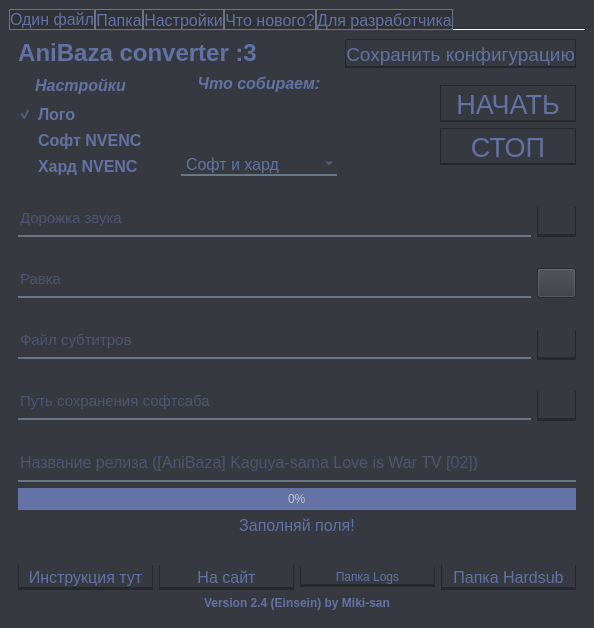
Above: UI/normUI2.ui from nikolaiianchuk/AniBaza_Converter before the change. Below: the same form after it.
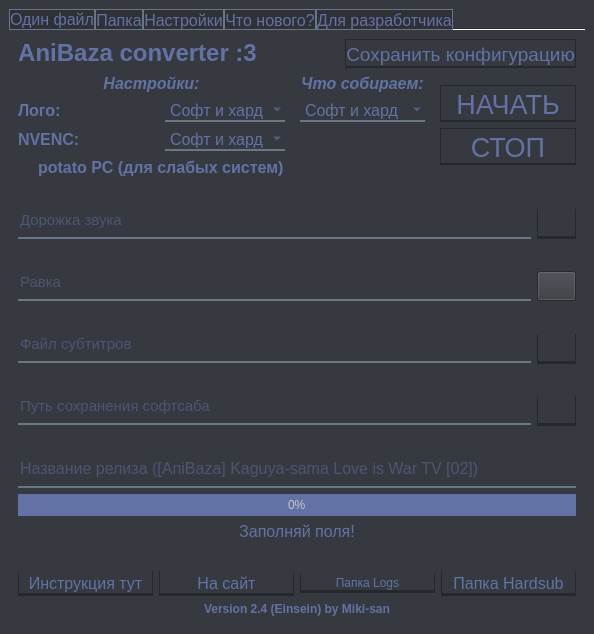
That is the form after the change. Icons and pictures are not drawn.

What changed in the file:
```diff
--- a/UI/normUI2.ui
+++ b/UI/normUI2.ui
@@ -7,7 +7,7 @@
     <x>0</x>
     <y>0</y>
     <width>584</width>
-    <height>628</height>
+    <height>634</height>
    </rect>
   </property>
   <property name="sizePolicy">
@@ -503,19 +503,6 @@
          <layout class="QHBoxLayout" name="render_control_Hlayout">
           <item>
            <layout class="QVBoxLayout" name="render_settings_Vlayout">
-            <item>
-             <spacer name="verticalSpacer_6">
-              <property name="orientation">
-               <enum>Qt::Vertical</enum>
-              </property>
-              <property name="sizeHint" stdset="0">
-               <size>
-                <width>20</width>
-                <height>40</height>
-               </size>
-              </property>
-             </spacer>
-            </item>
             <item>
              <widget class="QLabel" name="render_settings_label">
               <property name="sizePolicy">
@@ -540,7 +527,7 @@
 </string>
               </property>
               <property name="text">
-               <string>Настройки</string>
+               <string>Настройки:</string>
               </property>
               <property name="alignment">
                <set>Qt::AlignCenter</set>
@@ -548,7 +535,194 @@
              </widget>
             </item>
             <item>
-             <spacer name="verticalSpacer_20">
+             <layout class="QHBoxLayout" name="horizontalLayout">
+              <item>
+               <widget class="QLabel" name="logo_label">
+                <property name="font">
+                 <font>
+                  <family>Segoe UI</family>
+                  <pointsize>12</pointsize>
+                  <weight>75</weight>
+                  <bold>true</bold>
+                 </font>
+                </property>
+                <property name="styleSheet">
+                 <string notr="true">color: rgb(98, 114, 164);
+background-color: rgba(0, 0, 0, 0);
+border:none;
+</string>
+                </property>
+                <property name="text">
+                 <string>Лого:</string>
+                </property>
+               </widget>
+              </item>
+              <item>
+               <spacer name="horizontalSpacer_3">
+                <property name="orientation">
+                 <enum>Qt::Horizontal</enum>
+                </property>
+                <property name="sizeHint" stdset="0">
+                 <size>
+                  <width>40</width>
+                  <height>20</height>
+                 </size>
+                </property>
+               </spacer>
+              </item>
+              <item>
+               <widget class="QComboBox" name="logo_box">
+                <property name="sizePolicy">
+                 <sizepolicy hsizetype="Minimum" vsizetype="Fixed">
+                  <horstretch>0</horstretch>
+                  <verstretch>0</verstretch>
+                 </sizepolicy>
+                </property>
+                <property name="minimumSize">
+                 <size>
+                  <width>120</width>
+                  <height>0</height>
+                 </size>
+                </property>
+                <property name="font">
+                 <font>
+                  <family>Segoe UI</family>
+                  <pointsize>12</pointsize>
+                 </font>
+                </property>
+                <property name="styleSheet">
+                 <string notr="true">color: rgb(98, 114, 164);
+background-color: rgba(0, 0, 0, 0);
+border:none;
+border-bottom: 2px solid rgba(105, 118, 132, 255);</string>
+                </property>
+                <item>
+                 <property name="text">
+                  <string>Софт и хард</string>
+                 </property>
+                </item>
+                <item>
+                 <property name="text">
+                  <string>Только софт</string>
+                 </property>
+                </item>
+                <item>
+                 <property name="text">
+                  <string>Только хард</string>
+                 </property>
+                </item>
+                <item>
+                 <property name="text">
+                  <string>Нигде</string>
+                 </property>
+                </item>
+               </widget>
+              </item>
+             </layout>
+            </item>
+            <item>
+             <layout class="QHBoxLayout" name="horizontalLayout_2">
+              <item>
+               <widget class="QLabel" name="nvenc_label">
+                <property name="font">
+                 <font>
+                  <family>Segoe UI</family>
+                  <pointsize>12</pointsize>
+                  <weight>75</weight>
+                  <bold>true</bold>
+                 </font>
+                </property>
+                <property name="styleSheet">
+                 <string notr="true">color: rgb(98, 114, 164);
+background-color: rgba(0, 0, 0, 0);
+border:none;
+</string>
+                </property>
+                <property name="text">
+                 <string>NVENC:</string>
+                </property>
+               </widget>
+              </item>
+              <item>
+               <spacer name="horizontalSpacer_6">
+                <property name="orientation">
+                 <enum>Qt::Horizontal</enum>
+                </property>
+                <property name="sizeHint" stdset="0">
+                 <size>
+                  <width>40</width>
+                  <height>20</height>
+                 </size>
+                </property>
+               </spacer>
+              </item>
+              <item>
+               <widget class="QComboBox" name="nvenc_box">
+                <property name="minimumSize">
+                 <size>
+                  <width>120</width>
+                  <height>0</height>
+                 </size>
+                </property>
+                <property name="font">
+                 <font>
+                  <family>Segoe UI</family>
+                  <pointsize>12</pointsize>
+                 </font>
+                </property>
+                <property name="styleSheet">
+                 <string notr="true">color: rgb(98, 114, 164);
+background-color: rgba(0, 0, 0, 0);
+border:none;
+border-bottom: 2px solid rgba(105, 118, 132, 255);</string>
+                </property>
+                <item>
+                 <property name="text">
+                  <string>Софт и хард</string>
+                 </property>
+                </item>
+                <item>
+                 <property name="text">
+                  <string>Только софт</string>
+                 </property>
+                </item>
+                <item>
+                 <property name="text">
+                  <string>Только хард</string>
+                 </property>
+                </item>
+                <item>
+                 <property name="text">
+                  <string>Нигде</string>
+                 </property>
+                </item>
+               </widget>
+              </item>
+             </layout>
+            </item>
+            <item>
+             <widget class="QCheckBox" name="potatoPC_check">
+              <property name="font">
+               <font>
+                <family>Segoe UI</family>
+                <pointsize>12</pointsize>
+                <weight>75</weight>
+                <bold>true</bold>
+               </font>
+              </property>
+              <property name="styleSheet">
+               <string notr="true">color: rgb(98, 114, 164);
+background-color: rgba(0, 0, 0, 0);
+border:none;
+</string>
+              </property>
+              <property name="text">
+               <string>potato PC (для слабых систем)</string>
+              </property>
+             </widget>
+            </item>
+            <item>
+             <spacer name="verticalSpacer_6">
               <property name="orientation">
                <enum>Qt::Vertical</enum>
               </property>
@@ -560,101 +734,6 @@
               </property>
              </spacer>
             </item>
-            <item>
-             <widget class="QCheckBox" name="logo_check">
-              <property name="sizePolicy">
-               <sizepolicy hsizetype="Minimum" vsizetype="Fixed">
-                <horstretch>0</horstretch>
-                <verstretch>0</verstretch>
-               </sizepolicy>
-              </property>
-              <property name="font">
-               <font>
-                <family>Segoe UI</family>
-                <pointsize>12</pointsize>
-                <weight>75</weight>
-                <bold>true</bold>
-               </font>
-              </property>
-              <property name="styleSheet">
-               <string notr="true">color: rgb(98, 114, 164);
-background-color: rgba(0, 0, 0, 0);
-border:none;
-</string>
-              </property>
-              <property name="text">
-               <string>Лого</string>
-              </property>
-              <property name="checked">
-               <bool>true</bool>
-              </property>
-             </widget>
-            </item>
-            <item>
-             <widget class="QCheckBox" name="soft_nvenc_check">
-              <property name="sizePolicy">
-               <sizepolicy hsizetype="Minimum" vsizetype="Fixed">
-                <horstretch>0</horstretch>
-                <verstretch>0</verstretch>
-               </sizepolicy>
-              </property>
-              <property name="font">
-               <font>
-                <family>Segoe UI</family>
-                <pointsize>12</pointsize>
-                <weight>75</weight>
-                <bold>true</bold>
-               </font>
-              </property>
-              <property name="styleSheet">
-               <string notr="true">color: rgb(98, 114, 164);
-background-color: rgba(0, 0, 0, 0);
-border:none;
-</string>
-              </property>
-              <property name="text">
-               <string>Софт NVENC</string>
-              </property>
-              <property name="checked">
-               <bool>false</bool>
-              </property>
-             </widget>
-            </item>
-            <item>
-             <widget class="QCheckBox" name="hard_nvenc_check">
-              <property name="enabled">
-               <bool>true</bool>
-              </property>
-              <property name="sizePolicy">
-               <sizepolicy hsizetype="Minimum" vsizetype="Fixed">
-                <horstretch>0</horstretch>
-                <verstretch>0</verstretch>
-               </sizepolicy>
-              </property>
-              <property name="font">
-               <font>
-                <family>Segoe UI</family>
-                <pointsize>12</pointsize>
-                <weight>75</weight>
-                <bold>true</bold>
-               </font>
-              </property>
-              <property name="styleSheet">
-               <string notr="true">color: rgb(98, 114, 164);
-background-color: rgba(0, 0, 0, 0);
-border:none;</string>
-              </property>
-              <property name="text">
-               <string>Хард NVENC</string>
-              </property>
-              <property name="checkable">
-               <bool>true</bool>
-              </property>
-              <property name="checked">
-               <bool>false</bool>
-              </property>
-             </widget>
-            </item>
            </layout>
           </item>
           <item>
@@ -700,19 +779,6 @@
               </property>
              </widget>
             </item>
-            <item>
-             <spacer name="verticalSpacer_5">
-              <property name="orientation">
-               <enum>Qt::Vertical</enum>
-              </property>
-              <property name="sizeHint" stdset="0">
-               <size>
-                <width>20</width>
-                <height>40</height>
-               </size>
-              </property>
-             </spacer>
-            </item>
             <item>
              <widget class="QComboBox" name="render_mode_box">
               <property name="enabled">
@@ -724,6 +790,12 @@
                 <verstretch>0</verstretch>
                </sizepolicy>
               </property>
+              <property name="minimumSize">
+               <size>
+                <width>120</width>
+                <height>0</height>
+               </size>
+              </property>
               <property name="font">
                <font>
                 <family>Segoe UI</family>
@@ -764,34 +836,21 @@
               </item>
              </widget>
             </item>
+            <item>
+             <spacer name="verticalSpacer_5">
+              <property name="orientation">
+               <enum>Qt::Vertical</enum>
+              </property>
+              <property name="sizeHint" stdset="0">
+               <size>
+                <width>20</width>
+                <height>40</height>
+               </size>
+              </property>
+             </spacer>
+            </item>
            </layout>
           </item>
-          <item>
-           <spacer name="horizontalSpacer_3">
-            <property name="orientation">
-             <enum>Qt::Horizontal</enum>
-            </property>
-            <property name="sizeHint" stdset="0">
-             <size>
-              <width>40</width>
-              <height>20</height>
-             </size>
-            </property>
-           </spacer>
-          </item>
-          <item>
-           <spacer name="horizontalSpacer_6">
-            <property name="orientation">
-             <enum>Qt::Horizontal</enum>
-            </property>
-            <property name="sizeHint" stdset="0">
-             <size>
-              <width>40</width>
-              <height>20</height>
-             </size>
-            </property>
-           </spacer>
-          </item>
           <item>
            <spacer name="horizontalSpacer_2">
             <property name="orientation">
```
Left out of the diff: 22 changed lines with no effect on the pictures.
